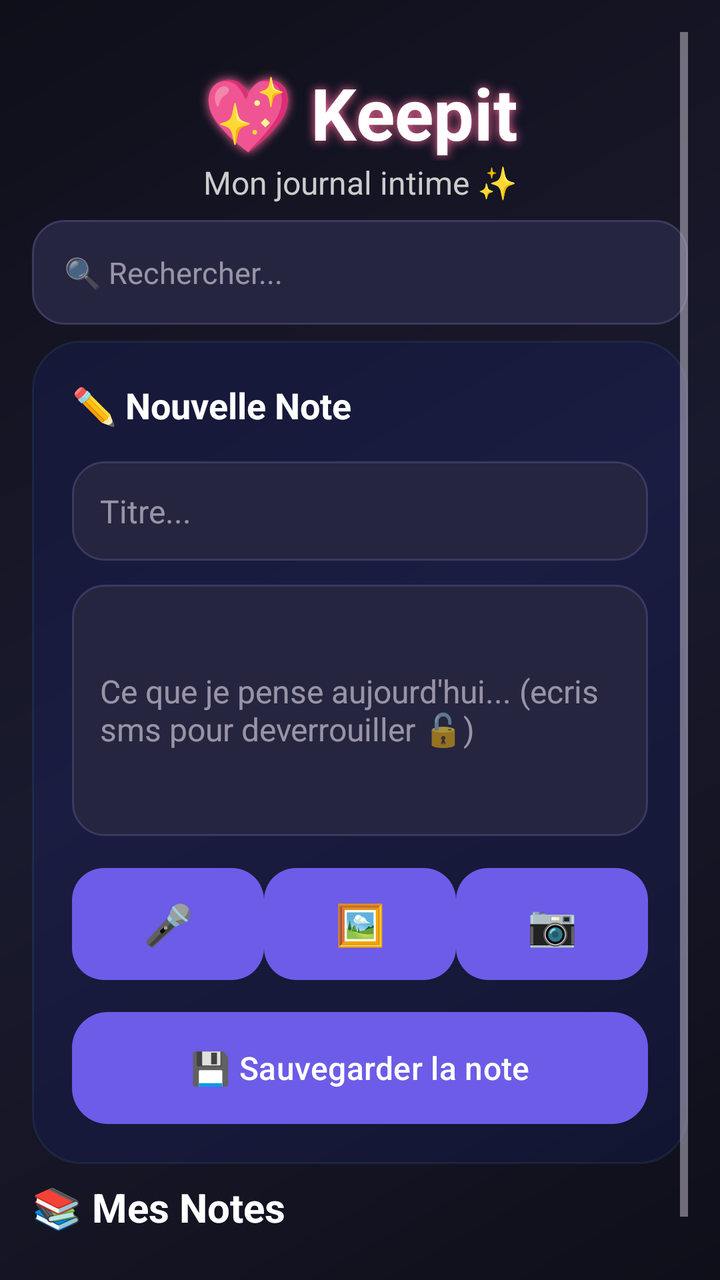
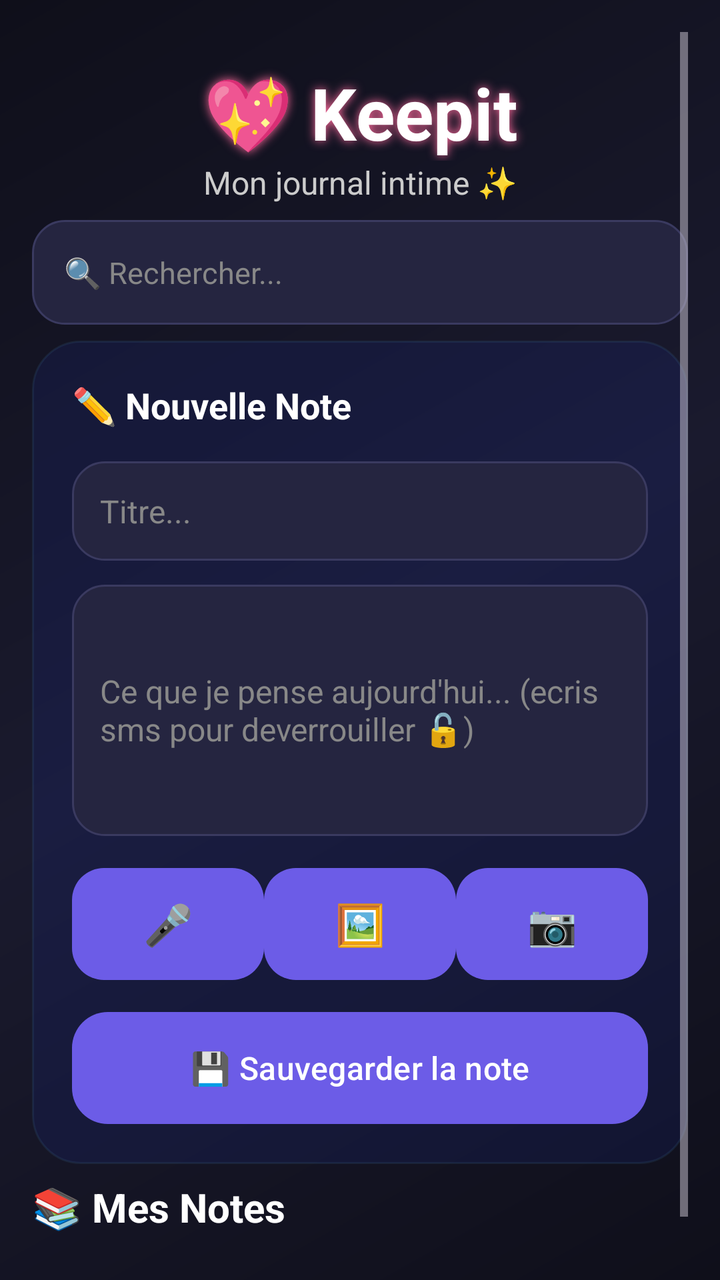

Before-and-after screenshots of an Android layout around one commit, followed by the original layout XML and the change that was made.
<!-- AndroidManifest.xml: application theme Theme.Keepit -->
<!-- res/layout/fragment_journal.xml -->
<?xml version="1.0" encoding="utf-8"?>
<ScrollView xmlns:android="http://schemas.android.com/apk/res/android"
    android:layout_width="match_parent"
    android:layout_height="match_parent"
    android:background="@android:color/transparent"
    android:padding="16dp"
    android:fillViewport="true">

    <LinearLayout
        android:layout_width="match_parent"
        android:layout_height="wrap_content"
        android:orientation="vertical"
        android:spacing="20dp">

        <TextView
            android:layout_width="match_parent"
            android:layout_height="wrap_content"
            android:text="💖 Keepit"
            android:textSize="36sp"
            android:textStyle="bold"
            android:textColor="#FFFFFF"
            android:gravity="center"
            android:layout_marginTop="16dp"
            android:shadowColor="#FF6B9D"
            android:shadowDx="0"
            android:shadowDy="0"
            android:shadowRadius="12"/>

        <TextView
            android:layout_width="match_parent"
            android:layout_height="wrap_content"
            android:text="Mon journal intime ✨"
            android:textSize="16sp"
            android:textColor="#CCCCCC"
            android:gravity="center"
            android:layout_marginBottom="8dp"/>

        <EditText
            android:id="@+id/etSearch"
            android:layout_width="match_parent"
            android:layout_height="wrap_content"
            android:hint="🔍 Rechercher..."
            android:hintTextColor="#888888"
            android:background="@drawable/input_bg"
            android:textColor="#FFFFFF"
            android:padding="16dp"
            android:textSize="15sp"/>

        <LinearLayout
            android:layout_width="match_parent"
            android:layout_height="wrap_content"
            android:background="@drawable/card_bg"
            android:orientation="vertical"
            android:padding="20dp"
            android:layout_marginTop="8dp"
            android:elevation="8dp">

            <TextView
                android:layout_width="match_parent"
                android:layout_height="wrap_content"
                android:text="✏️ Nouvelle Note"
                android:textSize="18sp"
                android:textStyle="bold"
                android:textColor="#FFFFFF"
                android:layout_marginBottom="16dp"/>

            <EditText
                android:id="@+id/etTitle"
                android:layout_width="match_parent"
                android:layout_height="wrap_content"
                android:hint="Titre..."
                android:hintTextColor="#888888"
                android:background="@drawable/input_bg"
                android:textColor="#FFFFFF"
                android:padding="14dp"
                android:textSize="16sp"
                android:layout_marginBottom="12dp"/>

            <EditText
                android:id="@+id/etContent"
                android:layout_width="match_parent"
                android:layout_height="wrap_content"
                android:hint="Ce que je pense aujourd'hui... (ecris sms pour deverrouiller 🔓)"
                android:hintTextColor="#888888"
                android:minLines="5"
                android:background="@drawable/input_bg"
                android:textColor="#FFFFFF"
                android:padding="14dp"
                android:textSize="16sp"
                android:layout_marginBottom="16dp"/>

            <LinearLayout
                android:layout_width="match_parent"
                android:layout_height="wrap_content"
                android:orientation="horizontal"
                android:spacing="10dp"
                android:layout_marginBottom="16dp">

                <Button
                    android:id="@+id/btnVoice"
                    android:layout_width="0dp"
                    android:layout_height="56dp"
                    android:layout_weight="1"
                    android:text="🎤"
                    android:textSize="20sp"
                    android:background="@drawable/btn_voice_bg"
                    android:textColor="#FFFFFF"
                    android:elevation="4dp"/>

                <Button
                    android:id="@+id/btnImage"
                    android:layout_width="0dp"
                    android:layout_height="56dp"
                    android:layout_weight="1"
                    android:text="🖼️"
                    android:textSize="20sp"
                    android:background="@drawable/btn_image_bg"
                    android:textColor="#FFFFFF"
                    android:elevation="4dp"/>

                <Button
                    android:id="@+id/btnCamera"
                    android:layout_width="0dp"
                    android:layout_height="56dp"
                    android:layout_weight="1"
                    android:text="📷"
                    android:textSize="20sp"
                    android:background="@drawable/btn_camera_bg"
                    android:textColor="#FFFFFF"
                    android:elevation="4dp"/>
            </LinearLayout>

            <Button
                android:id="@+id/btnSaveNote"
                android:layout_width="match_parent"
                android:layout_height="56dp"
                android:text="💾 Sauvegarder la note"
                android:textSize="16sp"
                android:background="@drawable/btn_save_bg"
                android:textColor="#FFFFFF"
                android:elevation="6dp"/>
        </LinearLayout>

        <TextView
            android:layout_width="match_parent"
            android:layout_height="wrap_content"
            android:text="📚 Mes Notes"
            android:textSize="20sp"
            android:textStyle="bold"
            android:textColor="#FFFFFF"
            android:layout_marginTop="8dp"
            android:layout_marginBottom="8dp"/>

        <LinearLayout
            android:id="@+id/llNotes"
            android:layout_width="match_parent"
            android:layout_height="wrap_content"
            android:orientation="vertical"
            android:spacing="16dp"
            android:layout_marginBottom="32dp"/>

    </LinearLayout>
</ScrollView>
<!-- resources referenced by this layout -->
<resources>
  <!-- drawable btn_camera_bg (drawable) -->
  <?xml version="1.0" encoding="utf-8"?>
  <shape xmlns:android="http://schemas.android.com/apk/res/android" android:shape="rectangle">
      <gradient android:startColor="#FF6B9D" android:endColor="#FF8E9E" android:angle="45"/>
      <corners android:radius="16dp"/>
  </shape>
  <!-- drawable btn_image_bg (drawable) -->
  <?xml version="1.0" encoding="utf-8"?>
  <shape xmlns:android="http://schemas.android.com/apk/res/android" android:shape="rectangle">
      <gradient android:startColor="#00B894" android:endColor="#00F5A0" android:angle="45"/>
      <corners android:radius="16dp"/>
  </shape>
  <!-- drawable btn_save_bg (drawable) -->
  <?xml version="1.0" encoding="utf-8"?>
  <shape xmlns:android="http://schemas.android.com/apk/res/android" android:shape="rectangle">
      <gradient android:startColor="#6C5CE7" android:endColor="#FF6B9D" android:angle="45"/>
      <corners android:radius="18dp"/>
  </shape>
  <!-- drawable btn_voice_bg (drawable) -->
  <?xml version="1.0" encoding="utf-8"?>
  <shape xmlns:android="http://schemas.android.com/apk/res/android" android:shape="rectangle">
      <gradient android:startColor="#6C5CE7" android:endColor="#A29BFE" android:angle="45"/>
      <corners android:radius="16dp"/>
  </shape>
  <!-- drawable card_bg (drawable) -->
  <?xml version="1.0" encoding="utf-8"?>
  <shape xmlns:android="http://schemas.android.com/apk/res/android" android:shape="rectangle">
      <solid android:color="#1E1E35CC"/>
      <corners android:radius="24dp"/>
      <stroke android:width="1dp" android:color="#35356088"/>
  </shape>
  <!-- drawable input_bg (drawable) -->
  <?xml version="1.0" encoding="utf-8"?>
  <shape xmlns:android="http://schemas.android.com/apk/res/android" android:shape="rectangle">
      <solid android:color="#252540"/>
      <corners android:radius="16dp"/>
      <stroke android:width="1dp" android:color="#3A3A60"/>
  </shape>
  <style name="Theme.Keepit" parent="Theme.Material3.Dark.NoActionBar">
          <item name="android:windowBackground">@drawable/bg_gradient</item>
          <item name="colorPrimary">@color/accent_purple</item>
          <item name="colorOnPrimary">@color/text_primary</item>
          <item name="colorSecondary">@color/accent_pink</item>
          <item name="android:statusBarColor">@color/bg_dark</item>
          <item name="android:navigationBarColor">@color/bg_dark</item>
      </style>
  <!-- drawable bg_gradient (drawable) -->
  <?xml version="1.0" encoding="utf-8"?>
  <shape xmlns:android="http://schemas.android.com/apk/res/android" android:shape="rectangle">
      <gradient android:startColor="#0F0F1A" android:centerColor="#1A1A2E" android:endColor="#0F0F1A" android:angle="135"/>
  </shape>
  <color name="accent_purple">#6C5CE7</color>
  <color name="text_primary">#FFFFFF</color>
  <color name="accent_pink">#FF6B9D</color>
  <color name="bg_dark">#0F0F1A</color>
</resources>

<!-- the commit's change to res/layout/fragment_journal.xml (unified diff, before → after) -->
@@ -40,7 +40,7 @@
             android:layout_width="match_parent"
             android:layout_height="wrap_content"
             android:hint="🔍 Rechercher..."
-            android:hintTextColor="#888888"
+            android:textColorHint="#888888"
             android:background="@drawable/input_bg"
             android:textColor="#FFFFFF"
             android:padding="16dp"
@@ -69,7 +69,7 @@
                 android:layout_width="match_parent"
                 android:layout_height="wrap_content"
                 android:hint="Titre..."
-                android:hintTextColor="#888888"
+                android:textColorHint="#888888"
                 android:background="@drawable/input_bg"
                 android:textColor="#FFFFFF"
                 android:padding="14dp"
@@ -81,7 +81,7 @@
                 android:layout_width="match_parent"
                 android:layout_height="wrap_content"
                 android:hint="Ce que je pense aujourd'hui... (ecris sms pour deverrouiller 🔓)"
-                android:hintTextColor="#888888"
+                android:textColorHint="#888888"
                 android:minLines="5"
                 android:background="@drawable/input_bg"
                 android:textColor="#FFFFFF"
